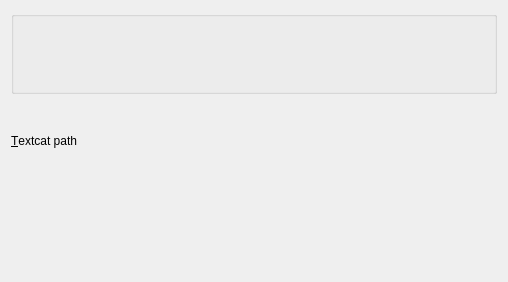
egasimus/id3encodingconverter, file ID3GuessingSetup.ui: the form before one commit.
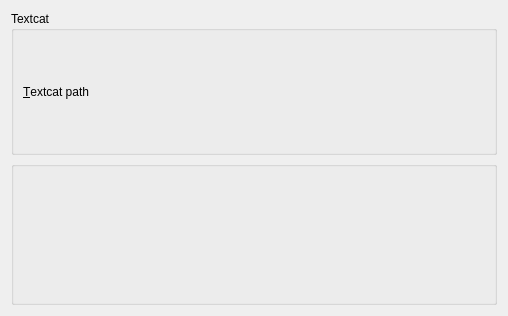
The form after the commit. Custom widgets are drawn as their Qt base class.

Commit message: * Update setup.py and MANIFEST to include new files * Change icon for closing files action * Move the KEditListBox enhacement to an external class

Patch:
```diff
--- a/ID3GuessingSetup.ui
+++ b/ID3GuessingSetup.ui
@@ -6,7 +6,7 @@
     <x>0</x>
     <y>0</y>
     <width>508</width>
-    <height>282</height>
+    <height>316</height>
    </rect>
   </property>
   <property name="windowTitle" >
@@ -14,9 +14,12 @@
   </property>
   <layout class="QVBoxLayout" name="verticalLayout" >
    <item>
-    <widget class="KEditListBox" name="kcfg_language_encoding_pref" />
-   </item>
-   <item>
+    <widget class="QGroupBox" name="groupBox" >
+     <property name="title" >
+      <string>Textcat</string>
+     </property>
+     <layout class="QGridLayout" name="gridLayout" >
+      <item row="0" column="0" >
     <widget class="QLabel" name="label" >
      <property name="text" >
       <string>&amp;Textcat path</string>
@@ -26,25 +29,29 @@
      </property>
     </widget>
    </item>
-   <item>
+      <item row="0" column="1" >
     <widget class="KUrlRequester" name="kcfg_textcat_LM_path" />
    </item>
+     </layout>
+    </widget>
+   </item>
    <item>
-    <layout class="QVBoxLayout" name="_2" />
+    <widget class="KComboListBox" name="kcfg_language_encoding_pref" />
    </item>
   </layout>
  </widget>
  <customwidgets>
-  <customwidget>
-   <class>KEditListBox</class>
-   <extends>QGroupBox</extends>
-   <header>keditlistbox.h</header>
-  </customwidget>
   <customwidget>
    <class>KUrlRequester</class>
    <extends>QFrame</extends>
    <header>kurlrequester.h</header>
   </customwidget>
+  <customwidget>
+   <class>KComboListBox</class>
+   <extends>QGroupBox</extends>
+   <header>kcombolistbox.h</header>
+   <container>1</container>
+  </customwidget>
  </customwidgets>
  <resources/>
  <connections/>
```
Lines whose indentation alone changed are shown as unchanged. The commit also changes 5 other files.
